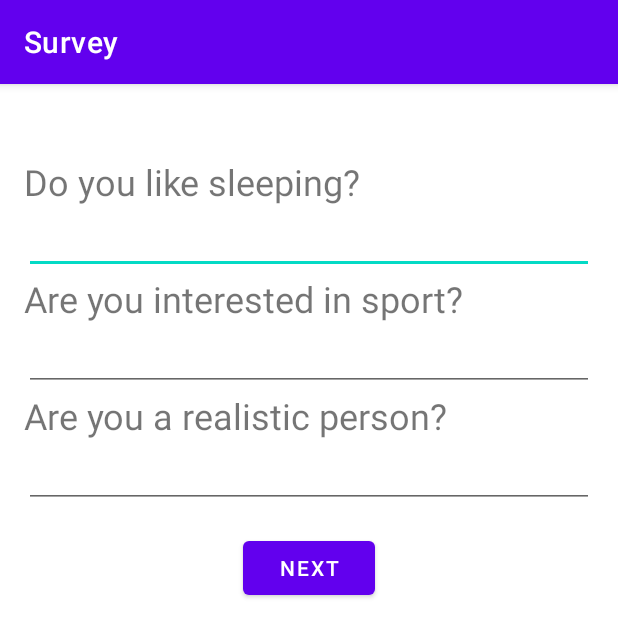
After one commit to ecembostancioglu/upschool_hw3, an Android app: the QuestionPageActivity screen opened directly, with no data from a screen before it, on a phone screen of 412 x 824 dp. The commit adds this screen. Shown: the top 637 px of the screen. Run offline under Robolectric (Android 15) with nearby library versions, the phone set to English and light mode, and no system bars.

Commit message:
Added question page

```diff
--- a/app/src/main/java/com/example/homework3/MainActivity.kt
+++ b/app/src/main/java/com/example/homework3/MainActivity.kt
@@ -24,11 +24,12 @@ class MainActivity : AppCompatActivity() {
             val name = editTextName.text.toString().trim()
 
             if (name.isNotEmpty()) {
-                val intent = Intent(this@MainActivity, SurveyActivity::class.java)
+                val intent = Intent(this@MainActivity, PersonalInfoActivity::class.java)
                 intent.putExtra("name", name)
                 startActivity(intent)
             }
         }
 
+
     }
 }
--- /dev/null
+++ b/app/src/main/java/com/example/homework3/QuestionPageActivity.kt
@@ -0,0 +1,53 @@
+package com.example.homework3
+
+import android.content.Intent
+import android.os.Bundle
+import android.widget.Button
+import android.widget.EditText
+import android.widget.TextView
+import androidx.appcompat.app.AppCompatActivity
+
+class QuestionPageActivity : AppCompatActivity() {
+
+    private lateinit var question1TextView: TextView
+    private lateinit var question2TextView: TextView
+    private lateinit var question3TextView: TextView
+    private lateinit var question1editText: EditText
+    private lateinit var question2editText: EditText
+    private lateinit var question3editText: EditText
+    private lateinit var buttonNext: Button
+    private lateinit var name: String
+
+    override fun onCreate(savedInstanceState: Bundle?) {
+        super.onCreate(savedInstanceState)
+        setContentView(R.layout.activity_question_page)
+
+        question1TextView = findViewById(R.id.q1TextView)
+        question2TextView = findViewById(R.id.q2TextView)
+        question3TextView = findViewById(R.id.q3TextView)
+        question1editText = findViewById(R.id.editTextQ1)
+        question2editText = findViewById(R.id.editTextQ2)
+        question3editText = findViewById(R.id.editTextQ3)
+        buttonNext = findViewById(R.id.buttonNext)
+
+        name = intent.getStringExtra("name") ?: ""
+        question1TextView.text = "Do you like sleeping?"
+        question2TextView.text = "Are you interested in sport?"
+        question3TextView.text = "Are you a realistic person?"
+
+
+
+        buttonNext.setOnClickListener {
+            val question1 = question1editText.text.toString().trim()
+            val question2 = question2editText.text.toString().trim()
+            val question3 = question3editText.text.toString().trim()
+
+            val personalInfo3 = PersonalInfoData(question1,question2,question3)
+
+            val intent = Intent(this@QuestionPageActivity, NextPageActivity::class.java)
+            intent.putExtra("personalInfo3", personalInfo3)
+            startActivity(intent)
+        }
+    }
+
+}
--- a/app/src/main/res/layout/activity_main.xml
+++ b/app/src/main/res/layout/activity_main.xml
@@ -4,6 +4,7 @@
     android:layout_width="match_parent"
     android:layout_height="match_parent"
     android:orientation="vertical"
+    android:gravity="center_vertical"
     android:padding="16dp"
     tools:context=".MainActivity">
 
@@ -11,7 +12,7 @@
         android:id="@+id/editTextName"
         android:layout_width="match_parent"
         android:layout_height="wrap_content"
-        android:hint="Ad-Soyadı girin"
+        android:hint="Name Surname"
         android:imeOptions="actionDone"
         android:singleLine="true" />
 
@@ -21,6 +22,6 @@
         android:layout_height="wrap_content"
         android:layout_gravity="center_horizontal"
         android:layout_marginTop="16dp"
-        android:text="Anketi Başlat" />
+        android:text="Login" />
 
 </LinearLayout>
--- a/app/src/main/res/layout/activity_survey.xml
+++ b/app/src/main/res/layout/activity_next_page.xml
@@ -5,10 +5,10 @@
     android:layout_height="match_parent"
     android:orientation="vertical"
     android:padding="16dp"
-    tools:context=".SurveyActivity">
+    tools:context=".NextPageActivity">
 
     <TextView
-        android:id="@+id/textViewWelcome"
+        android:id="@+id/textViewInfo"
         android:layout_width="wrap_content"
         android:layout_height="wrap_content"
         android:textSize="24sp" />
--- /dev/null
+++ b/app/src/main/res/layout/activity_question_page.xml
@@ -0,0 +1,61 @@
+<?xml version="1.0" encoding="utf-8"?>
+<LinearLayout xmlns:android="http://schemas.android.com/apk/res/android"
+    xmlns:tools="http://schemas.android.com/tools"
+    android:layout_width="match_parent"
+    android:layout_height="match_parent"
+    android:orientation="vertical"
+    android:padding="16dp"
+    tools:context=".QuestionPageActivity">
+
+    <TextView
+        android:id="@+id/textViewName"
+        android:layout_width="wrap_content"
+        android:layout_height="wrap_content"
+        android:textSize="24sp"
+        tools:text="Ad-Soyad" />
+
+    <TextView
+        android:id="@+id/q1TextView"
+        android:layout_width="wrap_content"
+        android:layout_height="wrap_content"
+        android:textSize="24sp"
+        tools:text="Do you like sleeping?" />
+
+    <EditText
+        android:id="@+id/editTextQ1"
+        android:layout_width="match_parent"
+        android:layout_height="wrap_content"/>
+
+    <TextView
+        android:id="@+id/q2TextView"
+        android:layout_width="wrap_content"
+        android:layout_height="wrap_content"
+        android:textSize="24sp"
+        tools:text="Are you interested in sport?" />
+
+    <EditText
+        android:id="@+id/editTextQ2"
+        android:layout_width="match_parent"
+        android:layout_height="wrap_content" />
+
+    <TextView
+        android:id="@+id/q3TextView"
+        android:layout_width="wrap_content"
+        android:layout_height="wrap_content"
+        android:textSize="24sp"
+        tools:text="Are you a realistic person?" />
+
+    <EditText
+        android:id="@+id/editTextQ3"
+        android:layout_width="match_parent"
+        android:layout_height="wrap_content" />
+
+    <Button
+        android:id="@+id/buttonNext"
+        android:layout_width="wrap_content"
+        android:layout_height="wrap_content"
+        android:layout_gravity="center_horizontal"
+        android:layout_marginTop="16dp"
+        android:text="Next" />
+
+</LinearLayout>
```
Also changed, not shown: app/src/main/AndroidManifest.xml (+12 -3 lines), app/src/main/java/com/example/homework3/NextPageActivity.kt (added, +22 -0 lines), app/src/main/java/com/example/homework3/PersonalInfo.kt (added, +7 -0 lines), app/src/main/java/com/example/homework3/PersonalInfoActivity.kt (added, +45 -0 lines), app/src/main/java/com/example/homework3/SurveyActivity.kt (deleted, +0 -19 lines), app/src/main/res/layout/activity_personal_info.xml (added, +43 -0 lines).
